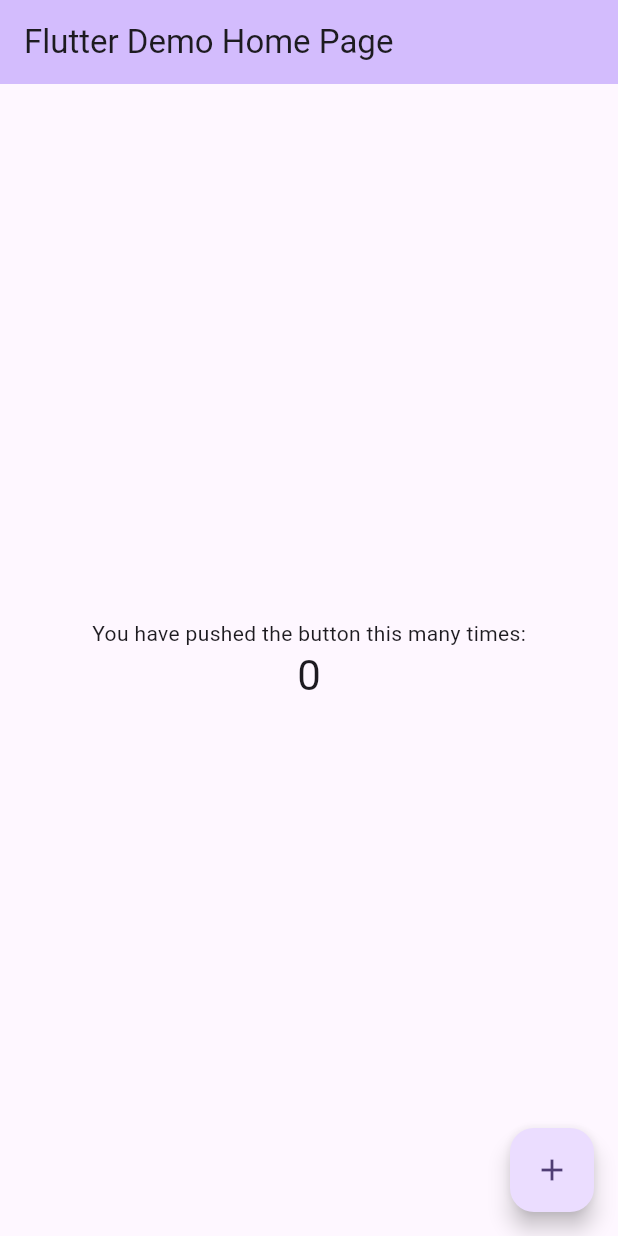
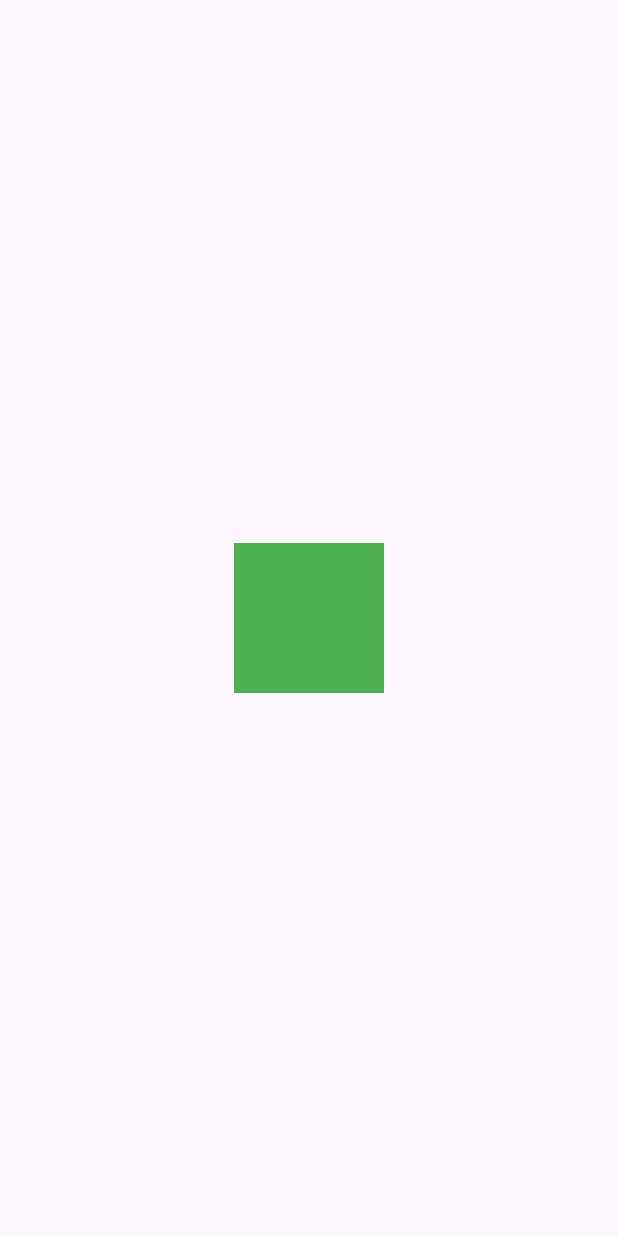
Before and after one commit to MiralDalayka/tradervolt_task, a Flutter app: the screen it shows after launch, on a phone screen of 412 x 824 dp. Run offline on Flutter 3.47's test engine with Material 3 defaults, Android fonts, the phone set to English and light mode, and no system bars; our stand-ins replace bloc, dio, flutter_screenutil, freezed_annotation, pretty_dio_logger, retrofit; generated files the repository leaves out were written again.

Commit message:
Preparing the Project Phase 2:
1. Add network, code generators, and screen utils packages.
2. Create an application router in Presentation layer.
3. Define the main files for the web API in Data layer.
4. Create error-handling files  in Data layer.
5. Create an empty screen as the main page  in Presentation layer. .
6. Establish the main structure for the BLoC layer  in Business layer..

```diff
--- /dev/null
+++ b/lib/business_logic/bloc/symbols_bloc_event.dart
@@ -0,0 +1,6 @@
+part of 'symbols_bloc_bloc.dart';
+
+@freezed
+class SymbolsBlocEvent with _$SymbolsBlocEvent {
+  const factory SymbolsBlocEvent.started() = _Started;
+}
--- /dev/null
+++ b/lib/business_logic/bloc/symbols_bloc_state.dart
@@ -0,0 +1,6 @@
+part of 'symbols_bloc_bloc.dart';
+
+@freezed
+class SymbolsBlocState with _$SymbolsBlocState {
+  const factory SymbolsBlocState.initial() = _Initial;
+}
--- a/lib/main.dart
+++ b/lib/main.dart
@@ -1,110 +1,29 @@
 import 'package:flutter/material.dart';
+import 'package:flutter_screenutil/flutter_screenutil.dart';
+import 'package:tradervolt_task/presentation/routing/app_router.dart';
+import 'package:tradervolt_task/presentation/routing/routes.dart';
 
-void main() {
-  runApp(const MyApp());
+void main() async {
+  WidgetsFlutterBinding.ensureInitialized();
+  await ScreenUtil.ensureScreenSize();
+  runApp(MyApp(
+    appRouter: AppRouter(),
+  ));
 }
 
+///////////////////////
+
 class MyApp extends StatelessWidget {
-  const MyApp({super.key});
+  final AppRouter appRouter;
+  const MyApp({super.key, required this.appRouter});
 
-  // This widget is the root of your application.
   @override
   Widget build(BuildContext context) {
     return MaterialApp(
       title: 'TRADER VOLT Task',
-      theme: ThemeData(
-        colorScheme: ColorScheme.fromSeed(seedColor: Colors.deepPurple),
-        useMaterial3: true,
-      ),
-      home: const MyHomePage(title: 'Flutter Demo Home Page'),
+      debugShowCheckedModeBanner: false,
+      initialRoute: Routes.allSymbolsScreen,
+      onGenerateRoute: appRouter.generateRoute,
     );
   }
 }
-
-class MyHomePage extends StatefulWidget {
-  const MyHomePage({super.key, required this.title});
-
-  // This widget is the home page of your application. It is stateful, meaning
-  // that it has a State object (defined below) that contains fields that affect
-  // how it looks.
-
-  // This class is the configuration for the state. It holds the values (in this
-  // case the title) provided by the parent (in this case the App widget) and
-  // used by the build method of the State. Fields in a Widget subclass are
-  // always marked "final".
-
-  final String title;
-
-  @override
-  State<MyHomePage> createState() => _MyHomePageState();
-}
-
-class _MyHomePageState extends State<MyHomePage> {
-  int _counter = 0;
-
-  void _incrementCounter() {
-    setState(() {
-      // This call to setState tells the Flutter framework that something has
-      // changed in this State, which causes it to rerun the build method below
-      // so that the display can reflect the updated values. If we changed
-      // _counter without calling setState(), then the build method would not be
-      // called again, and so nothing would appear to happen.
-      _counter++;
-    });
-  }
-
-  @override
-  Widget build(BuildContext context) {
-    // This method is rerun every time setState is called, for instance as done
-    // by the _incrementCounter method above.
-    //
-    // The Flutter framework has been optimized to make rerunning build methods
-    // fast, so that you can just rebuild anything that needs updating rather
-    // than having to individually change instances of widgets.
-    return Scaffold(
-      appBar: AppBar(
-        // TRY THIS: Try changing the color here to a specific color (to
-        // Colors.amber, perhaps?) and trigger a hot reload to see the AppBar
-        // change color while the other colors stay the same.
-        backgroundColor: Theme.of(context).colorScheme.inversePrimary,
-        // Here we take the value from the MyHomePage object that was created by
-        // the App.build method, and use it to set our appbar title.
-        title: Text(widget.title),
-      ),
-      body: Center(
-        // Center is a layout widget. It takes a single child and positions it
-        // in the middle of the parent.
-        child: Column(
-          // Column is also a layout widget. It takes a list of children and
-          // arranges them vertically. By default, it sizes itself to fit its
-          // children horizontally, and tries to be as tall as its parent.
-          //
-          // Column has various properties to control how it sizes itself and
-          // how it positions its children. Here we use mainAxisAlignment to
-          // center the children vertically; the main axis here is the vertical
-          // axis because Columns are vertical (the cross axis would be
-          // horizontal).
-          //
-          // TRY THIS: Invoke "debug painting" (choose the "Toggle Debug Paint"
-          // action in the IDE, or press "p" in the console), to see the
-          // wireframe for each widget.
-          mainAxisAlignment: MainAxisAlignment.center,
-          children: <Widget>[
-            const Text(
-              'You have pushed the button this many times:',
-            ),
-            Text(
-              '$_counter',
-              style: Theme.of(context).textTheme.headlineMedium,
-            ),
-          ],
-        ),
-      ),
-      floatingActionButton: FloatingActionButton(
-        onPressed: _incrementCounter,
-        tooltip: 'Increment',
-        child: const Icon(Icons.add),
-      ), // This trailing comma makes auto-formatting nicer for build methods.
-    );
-  }
-}
--- /dev/null
+++ b/lib/presentation/routing/app_router.dart
@@ -0,0 +1,28 @@
+import 'package:flutter/material.dart';
+import 'package:tradervolt_task/presentation/screens/all_symbols.dart';
+
+import 'routes.dart';
+
+class AppRouter {
+  Route generateRoute(RouteSettings settings) {
+    switch (settings.name) {
+      case Routes.allSymbolsScreen:
+        {
+          return _route(const AllSymbolsScreen());
+        }
+
+      default:
+        {
+          return _route(const Scaffold(
+            body: Center(
+              child: Text("NO PAGE FOUND"),
+            ),
+          ));
+        }
+    }
+  }
+
+  MaterialPageRoute _route(Widget screen) {
+    return MaterialPageRoute(builder: (_) => screen);
+  }
+}
--- /dev/null
+++ b/lib/presentation/routing/routes.dart
@@ -0,0 +1,3 @@
+class Routes {
+  static const String allSymbolsScreen = '/allSymbolsScreen';
+}
--- /dev/null
+++ b/lib/presentation/screens/all_symbols.dart
@@ -0,0 +1,18 @@
+import 'package:flutter/material.dart';
+
+class AllSymbolsScreen extends StatelessWidget {
+  const AllSymbolsScreen({super.key});
+
+  @override
+  Widget build(BuildContext context) {
+    return Scaffold(
+      body: Center(
+        child: Container(
+          width: 100,
+          height: 100,
+          color: Colors.green,
+        ),
+      ),
+    );
+  }
+}
--- a/pubspec.yaml
+++ b/pubspec.yaml
@@ -35,10 +35,14 @@ dependencies:
   # The following adds the Cupertino Icons font to your application.
   # Use with the CupertinoIcons class for iOS style icons.
   cupertino_icons: ^1.0.8
+  #A build system for Dart code generation and modular compilation
+  build_runner: ^2.4.14
   # State management
   flutter_bloc: ^9.0.0
   # Networking
   dio: ^5.7.0
+  retrofit: ^4.4.2
+  pretty_dio_logger: ^1.4.0
   # Code generator (mainly used with cubit)
   freezed:
   freezed_annotation:
@@ -51,6 +55,7 @@ dependencies:
 dev_dependencies:
   flutter_test:
     sdk: flutter
+  retrofit_generator:
 
   # The "flutter_lints" package below contains a set of recommended lints to
   # encourage good coding practices. The lint set provided by the package is
```
Also changed, not shown: lib/business_logic/bloc/symbols_bloc_bloc.dart (added, +14 -0 lines), lib/data/web_services/api_constants.dart (added, +10 -0 lines), lib/data/web_services/api_result.dart (added, +9 -0 lines), lib/data/web_services/api_service.dart (added, +15 -0 lines), lib/data/web_services/dio_factory.dart (added, +34 -0 lines), lib/data/web_services/error_handling/api_error_handler.dart (added, +42 -0 lines), lib/data/web_services/error_handling/api_error_model.dart (added, +23 -0 lines), lib/data/web_services/error_handling/api_errors_constants.dart (added, +17 -0 lines), lib/business_logic/bloc/symbols_bloc_bloc.freezed.dart (added), lib/data/web_services/api_result.freezed.dart (added), lib/data/web_services/api_service.g.dart (added), lib/data/web_services/error_handling/api_error_model.g.dart (added), pubspec.lock, 8 other files.
